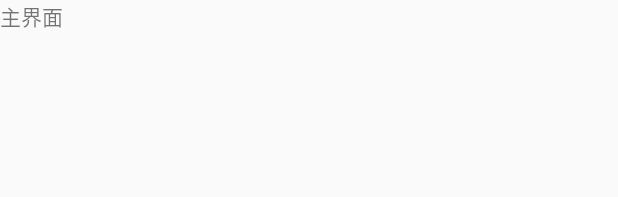
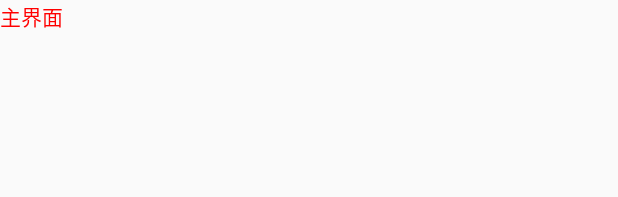
Before and after one commit to jianxiansining/NewsClient, an Android app: the layout ui_home.xml on its own in the app's theme, with its tools: preview values and no code run, on a phone screen of 412 x 824 dp. Shown: the top 197 px of the screen. Run offline under Robolectric (Android 15) with nearby library versions, the phone set to English and light mode, and no system bars.

Commit message:
【code】test

```diff
--- a/app/src/main/res/layout/ui_home.xml
+++ b/app/src/main/res/layout/ui_home.xml
@@ -5,6 +5,7 @@
     android:orientation="vertical">
 
     <TextView
+        android:textColor="#ff0000"
         android:layout_width="wrap_content"
         android:layout_height="wrap_content"
         android:text="主界面"
```
